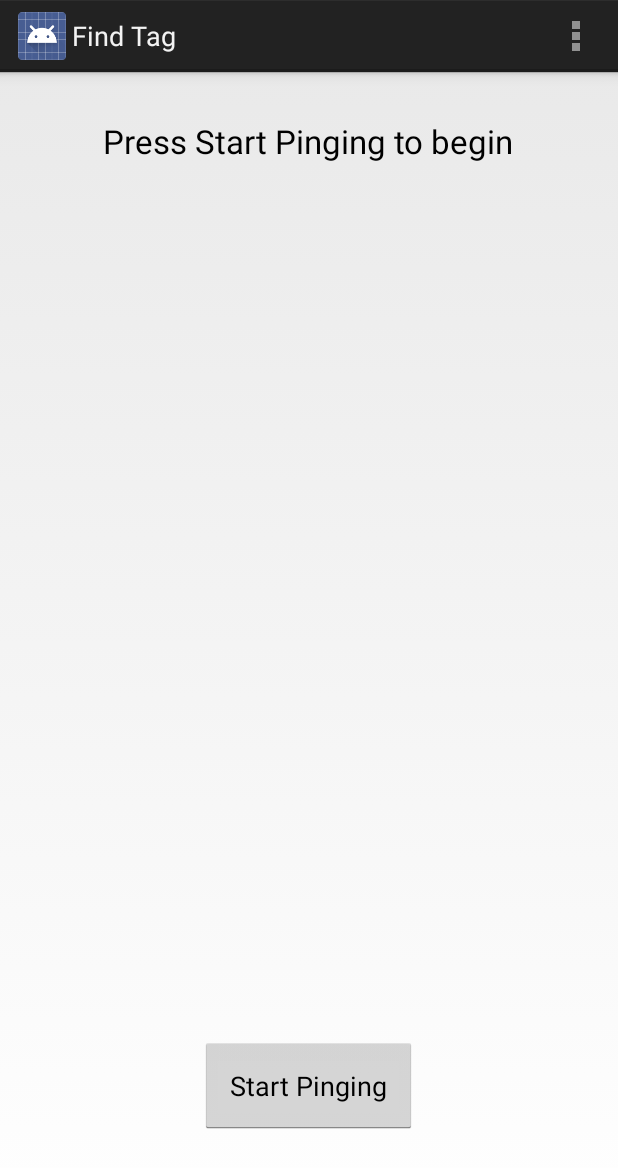
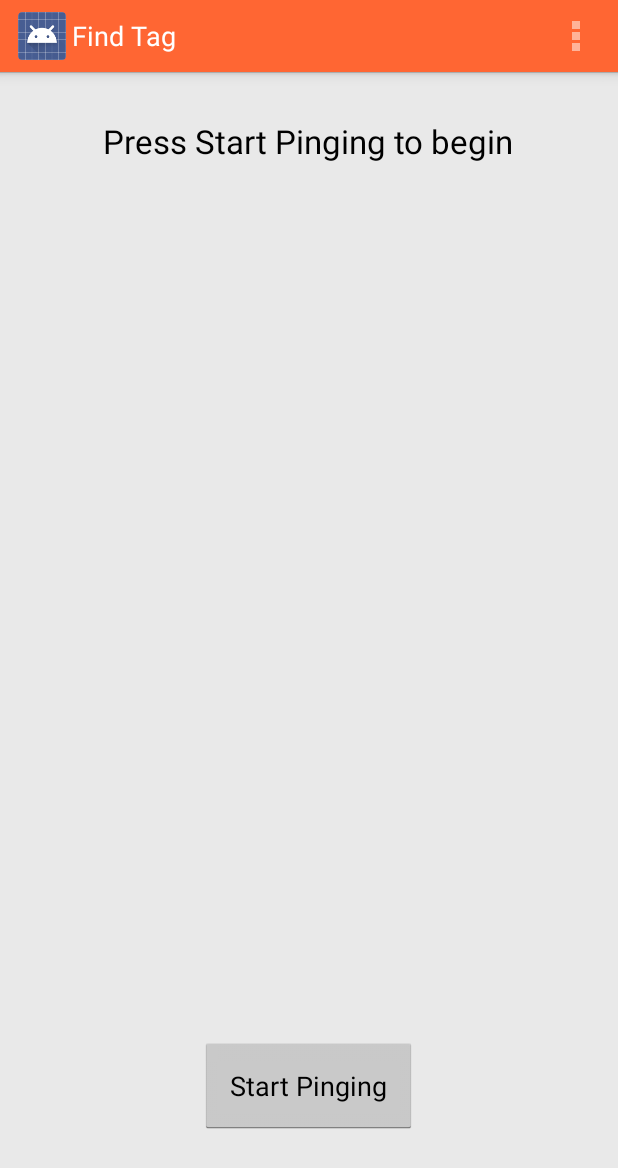
Before and after one commit to InnovationGymSMU/20Over20AndroidApp, an Android app: the FindTagActivity screen opened directly, with no data from a screen before it, on a phone screen of 412 x 824 dp. Shown: the top 1168 px of the screen. Run offline under Robolectric (Android 15) with nearby library versions, the phone set to English and light mode, and no system bars.

Commit message:
some basic theme changes

```diff
--- a/MyApplication/src/main/AndroidManifest.xml
+++ b/MyApplication/src/main/AndroidManifest.xml
@@ -12,7 +12,7 @@
         android:allowBackup="true"
         android:icon="@drawable/ic_launcher"
         android:label="@string/app_name"
-        android:theme="@style/AppTheme" >
+        android:theme="@style/customActionBarTheme" >
         <activity
             android:name="edu.SMU.PingItApp.MainScreenActivity"
             android:label="@string/app_name" >
--- a/MyApplication/src/main/res/layout/activity_find_tag.xml
+++ b/MyApplication/src/main/res/layout/activity_find_tag.xml
@@ -6,7 +6,8 @@
     android:paddingRight="@dimen/activity_horizontal_margin"
     android:paddingTop="@dimen/activity_vertical_margin"
     android:paddingBottom="@dimen/activity_vertical_margin"
-    tools:context=".FindTagActivity">
+    tools:context=".FindTagActivity"
+    android:background="#e9e9e9">
 
 
     <Button
--- a/MyApplication/src/main/res/layout/activity_main_screen.xml
+++ b/MyApplication/src/main/res/layout/activity_main_screen.xml
@@ -6,7 +6,8 @@
     android:paddingRight="@dimen/activity_horizontal_margin"
     android:paddingTop="@dimen/activity_vertical_margin"
     android:paddingBottom="@dimen/activity_vertical_margin"
-    tools:context=".temp">
+    tools:context=".temp"
+    android:background="#e9e9e9">
 
    <ListView
        android:id="@+id/main_screen_item_list_view"
--- a/MyApplication/src/main/res/layout/activity_new_item_registration.xml
+++ b/MyApplication/src/main/res/layout/activity_new_item_registration.xml
@@ -1,6 +1,7 @@
 <RelativeLayout xmlns:android="http://schemas.android.com/apk/res/android"
     android:layout_width="match_parent"
-    android:layout_height="match_parent" >
+    android:layout_height="match_parent"
+    android:background="#e9e9e9">
 
     <Button
         android:layout_width="wrap_content"
@@ -30,7 +31,7 @@
         android:layout_below="@+id/itemNameEdit"
         android:layout_centerHorizontal="true"
         android:layout_marginTop="12dp"
-        android:gravity="center" />
+        android:gravity="center"/>
 
 
 </RelativeLayout>
--- a/MyApplication/src/main/res/values/styles.xml
+++ b/MyApplication/src/main/res/values/styles.xml
@@ -12,6 +12,19 @@
         -->
     </style>
 
+    <style name="customActionBarTheme" parent="android:Theme.Holo.Light.DarkActionBar">
+        <item name="android:actionBarStyle">@style/MyActionBar</item>
+    </style>
+
+    <style name="MyActionBar" parent="android:Widget.Holo.Light.ActionBar.Solid.Inverse">
+        <item name="android:background">#ff6633</item>
+        <item name="android:titleTextStyle">@style/titleTextStyle</item>
+    </style>
+
+    <style name="titleTextStyle" parent="android:TextAppearance.Holo.Widget.ActionBar.Title">
+        <item name="android:textColor">#FFFFFF</item>
+    </style>
+
     <!-- Application theme. -->
     <style name="AppTheme" parent="AppBaseTheme">
         <!-- All customizations that are NOT specific to a particular API-level can go here. -->
```
